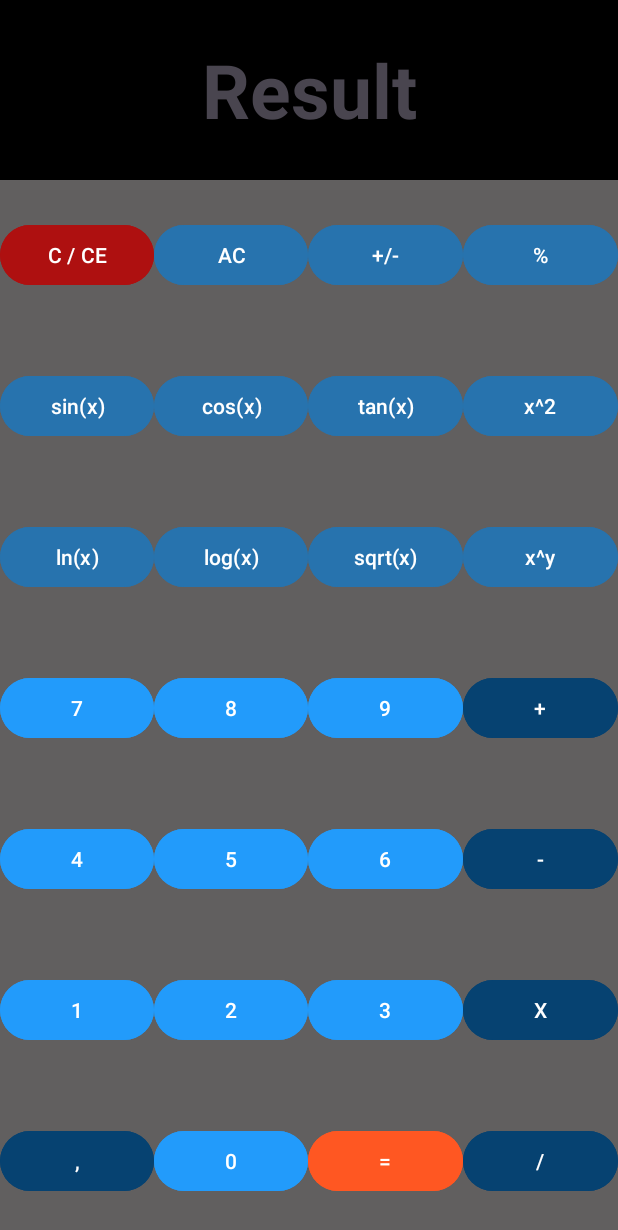
After one commit to Jvsin/calculatorApp, an Android app: the layout advanced.xml on its own in the app's theme, with its tools: preview values and no code run, on a phone screen of 412 x 824 dp. The commit adds this screen. Shown: the top 1230 px of the screen. Run offline under Robolectric (Android 15) with nearby library versions, the phone set to English and light mode, and no system bars.

Commit message:
wstępny widok kalkulatora zaawansowanego

```diff
--- a/app/src/main/java/com/example/calculatorapp/MainActivity.kt
+++ b/app/src/main/java/com/example/calculatorapp/MainActivity.kt
@@ -1,20 +1,11 @@
 package com.example.calculatorapp
 
 import android.os.Bundle
-import androidx.activity.enableEdgeToEdge
 import androidx.appcompat.app.AppCompatActivity
-import androidx.core.view.ViewCompat
-import androidx.core.view.WindowInsetsCompat
 
 class MainActivity : AppCompatActivity() {
     override fun onCreate(savedInstanceState: Bundle?) {
         super.onCreate(savedInstanceState)
-        enableEdgeToEdge()
-        setContentView(R.layout.activity_main)
-        ViewCompat.setOnApplyWindowInsetsListener(findViewById(R.id.main)) { v, insets ->
-            val systemBars = insets.getInsets(WindowInsetsCompat.Type.systemBars())
-            v.setPadding(systemBars.left, systemBars.top, systemBars.right, systemBars.bottom)
-            insets
-        }
+        setContentView(R.layout.basic)
     }
 }
--- /dev/null
+++ b/app/src/main/res/layout/advanced.xml
@@ -0,0 +1,361 @@
+<?xml version="1.0" encoding="utf-8"?>
+<LinearLayout xmlns:android="http://schemas.android.com/apk/res/android"
+    xmlns:app="http://schemas.android.com/apk/res-auto"
+    xmlns:tools="http://schemas.android.com/tools"
+    android:layout_width="match_parent"
+    android:layout_height="match_parent"
+    android:background="@color/gray"
+    android:orientation="vertical"
+    tools:context=".MainActivity">
+
+    <LinearLayout
+        android:layout_width="match_parent"
+        android:layout_height="120dp"
+        android:background="@color/black"
+        android:orientation="vertical"
+        tools:ignore="MissingConstraints">
+
+        <TextView
+            android:id="@+id/resultOnScreen"
+            android:layout_width="match_parent"
+            android:layout_height="match_parent"
+            android:gravity="center"
+            android:text="Result"
+            android:textSize="50sp"
+            android:textStyle="bold" />
+
+    </LinearLayout>
+
+    <LinearLayout
+        android:layout_width="match_parent"
+        android:layout_height="match_parent"
+        android:orientation="vertical">
+
+        <LinearLayout
+            android:layout_width="match_parent"
+            android:layout_height="350dp"
+            android:layout_weight="1"
+            android:gravity="center|bottom"
+            android:orientation="horizontal"
+            android:paddingVertical="0dp"
+            >
+
+            <Button
+                android:id="@+id/clearButton"
+                android:backgroundTint="@color/red"
+                android:layout_width="100dp"
+                android:layout_height="wrap_content"
+                android:layout_weight="1"
+                android:layout_gravity="center_horizontal|center"
+                android:text="C / CE" />
+
+            <Button
+                android:id="@+id/allClearButton"
+                android:backgroundTint="@color/cyan"
+                android:layout_width="100dp"
+                android:layout_height="wrap_content"
+                android:layout_weight="1"
+                android:layout_gravity="center_horizontal|center"
+                android:text="AC" />
+
+            <Button
+                android:id="@+id/changeSignButton"
+                android:backgroundTint="@color/cyan"
+                android:layout_width="100dp"
+                android:layout_height="wrap_content"
+                android:layout_weight="1"
+                android:accessibilityHeading="false"
+                android:text="+/-"
+                android:layout_gravity="center_horizontal|center"
+                android:visibility="visible" />
+
+            <Button
+                android:id="@+id/buttonPercent"
+                android:backgroundTint="@color/cyan"
+                android:layout_width="100dp"
+                android:layout_height="wrap_content"
+                android:layout_weight="1"
+                android:layout_gravity="center_horizontal|center"
+                android:text="%" />
+        </LinearLayout>
+
+        <LinearLayout
+            android:layout_width="match_parent"
+            android:layout_height="350dp"
+            android:layout_weight="1"
+            android:gravity="center|bottom"
+            android:orientation="horizontal"
+            android:paddingVertical="0dp"
+            >
+
+            <Button
+                android:id="@+id/buttonSinus"
+                android:backgroundTint="@color/cyan"
+                android:layout_width="0dp"
+                android:layout_height="wrap_content"
+                android:layout_weight="1"
+                android:layout_gravity="center_horizontal|center"
+                android:text="sin(x)" />
+
+            <Button
+                android:id="@+id/buttonCosinus"
+                android:backgroundTint="@color/cyan"
+                android:layout_width="0dp"
+                android:layout_height="wrap_content"
+                android:layout_weight="1"
+                android:layout_gravity="center_horizontal|center"
+                android:text="cos(x)" />
+
+            <Button
+                android:id="@+id/buttonTangens"
+                android:backgroundTint="@color/cyan"
+                android:layout_width="0dp"
+                android:layout_height="wrap_content"
+                android:layout_gravity="center_horizontal|center"
+                android:layout_weight="1"
+                android:text="tan(x)" />
+
+            <Button
+                android:id="@+id/buttonPow2"
+                android:backgroundTint="@color/cyan"
+                android:layout_width="0dp"
+                android:layout_height="wrap_content"
+                android:layout_gravity="center_horizontal|center"
+                android:layout_weight="1"
+                android:text="x^2" />
+        </LinearLayout>
+
+        <LinearLayout
+            android:layout_width="match_parent"
+            android:layout_height="350dp"
+            android:layout_weight="1"
+            android:gravity="center|bottom"
+            android:orientation="horizontal"
+            android:paddingVertical="0dp"
+            >
+
+            <Button
+                android:id="@+id/buttonLn"
+                android:backgroundTint="@color/cyan"
+                android:layout_width="0dp"
+                android:layout_height="wrap_content"
+                android:layout_weight="1"
+                android:layout_gravity="center_horizontal|center"
+                android:text="ln(x)" />
+
+            <Button
+                android:id="@+id/buttonLog"
+                android:backgroundTint="@color/cyan"
+                android:layout_width="0dp"
+                android:layout_height="wrap_content"
+                android:layout_weight="1"
+                android:layout_gravity="center_horizontal|center"
+                android:text="log(x)" />
+
+            <Button
+                android:id="@+id/buttonSqrt"
+                android:backgroundTint="@color/cyan"
+                android:layout_width="0dp"
+                android:layout_height="wrap_content"
+                android:layout_gravity="center_horizontal|center"
+                android:layout_weight="1"
+                android:text="sqrt(x)" />
+
+            <Button
+                android:id="@+id/buttonPowY"
+                android:backgroundTint="@color/cyan"
+                android:layout_width="0dp"
+                android:layout_height="wrap_content"
+                android:layout_gravity="center_horizontal|center"
+                android:layout_weight="1"
+                android:text="x^y" />
+        </LinearLayout>
+
+        <LinearLayout
+            android:layout_width="match_parent"
+            android:layout_height="350dp"
+            android:layout_weight="1"
+            android:gravity="center|bottom"
+            android:orientation="horizontal"
+            android:paddingVertical="0dp"
+            >
+
+            <Button
+                android:id="@+id/button7"
+                android:backgroundTint="@color/lightBlue"
+                android:layout_width="0dp"
+                android:layout_height="wrap_content"
+                android:layout_weight="1"
+                android:layout_gravity="center_horizontal|center"
+                android:text="7" />
+
+            <Button
+                android:id="@+id/button8"
+                android:backgroundTint="@color/lightBlue"
+                android:layout_width="0dp"
+                android:layout_height="wrap_content"
+                android:layout_weight="1"
+                android:layout_gravity="center_horizontal|center"
+                android:text="8" />
+
+            <Button
+                android:id="@+id/button9"
+                android:backgroundTint="@color/lightBlue"
+                android:layout_width="0dp"
+                android:layout_height="wrap_content"
+                android:layout_gravity="center_horizontal|center"
+                android:layout_weight="1"
+                android:text="9" />
+
+            <Button
+                android:id="@+id/buttonPlus"
+                android:backgroundTint="@color/darkBlue"
+                android:layout_width="0dp"
+                android:layout_height="wrap_content"
+                android:layout_gravity="center_horizontal|center"
+                android:layout_weight="1"
+                android:text="+" />
+        </LinearLayout>
+
+        <LinearLayout
+            android:layout_width="match_parent"
+            android:layout_height="350dp"
+            android:layout_weight="1"
+            android:gravity="center|bottom"
+            android:orientation="horizontal"
+            android:paddingVertical="0dp">
+
+            <Button
+                android:id="@+id/button4"
+                android:backgroundTint="@color/lightBlue"
+                android:layout_width="0dp"
+                android:layout_height="wrap_content"
+                android:layout_gravity="center_horizontal|center"
+                android:layout_weight="1"
+                android:text="4" />
+
+            <Button
+                android:id="@+id/button5"
+                android:backgroundTint="@color/lightBlue"
+                android:layout_width="0dp"
+                android:layout_height="wrap_content"
+                android:layout_gravity="center_horizontal|center"
+                android:layout_weight="1"
+                android:text="5" />
+
+            <Button
+                android:id="@+id/button6"
+                android:backgroundTint="@color/lightBlue"
+                android:layout_width="0dp"
+                android:layout_height="wrap_content"
+                android:layout_gravity="center_horizontal|center"
+                android:layout_weight="1"
+                android:text="6" />
+
+            <Button
+                android:id="@+id/buttonMinus"
+                android:backgroundTint="@color/darkBlue"
+                android:layout_width="0dp"
+                android:layout_height="wrap_content"
+                android:layout_gravity="center_horizontal|center"
+                android:layout_weight="1"
+                android:text="-" />
+        </LinearLayout>
+
+        <LinearLayout
+            android:layout_width="match_parent"
+            android:layout_height="350dp"
+            android:layout_weight="1"
+            android:gravity="center|bottom"
+            android:orientation="horizontal"
+            android:paddingVertical="0dp">
+
+            <Button
+                android:id="@+id/button1"
+                android:backgroundTint="@color/lightBlue"
+                android:layout_width="0dp"
+                android:layout_height="wrap_content"
+                android:layout_gravity="center_horizontal|center"
+                android:layout_weight="1"
+                android:text="1" />
+
+            <Button
+                android:id="@+id/button2"
+                android:backgroundTint="@color/lightBlue"
+                android:layout_width="0dp"
+                android:layout_height="wrap_content"
+                android:layout_gravity="center_horizontal|center"
+                android:layout_weight="1"
+                android:text="2" />
+
+            <Button
+                android:id="@+id/button3"
+                android:backgroundTint="@color/lightBlue"
+                android:layout_width="0dp"
+                android:layout_height="wrap_content"
+                android:layout_gravity="center_horizontal|center"
+                android:layout_weight="1"
+                android:text="3" />
+
+            <Button
+                android:id="@+id/buttonMultiply"
+                android:backgroundTint="@color/darkBlue"
+                android:layout_width="0dp"
+                android:layout_height="wrap_content"
+                android:layout_gravity="center_horizontal|center"
+                android:layout_weight="1"
+                android:text="X" />
+
+        </LinearLayout>
+
+        <LinearLayout
+            android:layout_width="match_parent"
+            android:layout_height="350dp"
+            android:layout_weight="1"
+            android:gravity="center|bottom"
+            android:orientation="horizontal"
+            android:paddingVertical="0dp">
+
+            <Button
+                android:id="@+id/buttonComa"
+                android:backgroundTint="@color/darkBlue"
+                android:layout_width="0dp"
+                android:layout_height="wrap_content"
+                android:layout_gravity="center_horizontal|center"
+                android:layout_weight="1"
+                android:text="," />
+
+            <Button
+                android:id="@+id/button0"
+                android:backgroundTint="@color/lightBlue"
+                android:layout_width="0dp"
+                android:layout_height="wrap_content"
+                android:layout_gravity="center_horizontal|center"
+                android:layout_weight="1"
+                android:text="0" />
+
+            <Button
+                android:id="@+id/buttonResult"
+                android:backgroundTint="@color/orange"
+                android:layout_width="0dp"
+                android:layout_height="wrap_content"
+                android:layout_gravity="center_horizontal|center"
+                android:layout_weight="1"
+                android:text="=" />
+
+
+
+            <Button
+                android:id="@+id/buttonDivide"
+                android:backgroundTint="@color/darkBlue"
+                android:layout_width="0dp"
+                android:layout_height="wrap_content"
+                android:layout_gravity="center_horizontal|center"
+                android:layout_weight="1"
+                android:text="/" />
+
+        </LinearLayout>
+
+    </LinearLayout>
+
+</LinearLayout>
--- a/app/src/main/res/layout/activity_main.xml
+++ b/app/src/main/res/layout/basic.xml
@@ -10,7 +10,7 @@
 
     <LinearLayout
         android:layout_width="match_parent"
-        android:layout_height="200dp"
+        android:layout_height="100dp"
         android:background="@color/black"
         android:orientation="vertical"
         tools:ignore="MissingConstraints">
@@ -89,31 +89,31 @@
             >
 
             <Button
-                android:id="@+id/button1"
+                android:id="@+id/button7"
                 android:backgroundTint="@color/lightBlue"
                 android:layout_width="0dp"
                 android:layout_height="wrap_content"
                 android:layout_weight="1"
                 android:layout_gravity="center_horizontal|center"
-                android:text="1" />
+                android:text="7" />
 
             <Button
-                android:id="@+id/button2"
+                android:id="@+id/button8"
                 android:backgroundTint="@color/lightBlue"
                 android:layout_width="0dp"
                 android:layout_height="wrap_content"
                 android:layout_weight="1"
                 android:layout_gravity="center_horizontal|center"
-                android:text="2" />
+                android:text="8" />
 
             <Button
-                android:id="@+id/button3"
+                android:id="@+id/button9"
                 android:backgroundTint="@color/lightBlue"
                 android:layout_width="0dp"
                 android:layout_height="wrap_content"
                 android:layout_gravity="center_horizontal|center"
                 android:layout_weight="1"
-                android:text="3" />
+                android:text="9" />
 
             <Button
                 android:id="@+id/buttonMinus"
@@ -179,31 +179,31 @@
             android:paddingVertical="0dp">
 
             <Button
-                android:id="@+id/button7"
+                android:id="@+id/button1"
                 android:backgroundTint="@color/lightBlue"
                 android:layout_width="0dp"
                 android:layout_height="wrap_content"
                 android:layout_gravity="center_horizontal|center"
                 android:layout_weight="1"
-                android:text="7" />
+                android:text="1" />
 
             <Button
-                android:id="@+id/button8"
+                android:id="@+id/button2"
                 android:backgroundTint="@color/lightBlue"
                 android:layout_width="0dp"
                 android:layout_height="wrap_content"
                 android:layout_gravity="center_horizontal|center"
                 android:layout_weight="1"
-                android:text="8" />
+                android:text="2" />
 
             <Button
-                android:id="@+id/button9"
+                android:id="@+id/button3"
                 android:backgroundTint="@color/lightBlue"
                 android:layout_width="0dp"
                 android:layout_height="wrap_content"
                 android:layout_gravity="center_horizontal|center"
                 android:layout_weight="1"
-                android:text="9" />
+                android:text="3" />
 
             <Button
                 android:id="@+id/buttonDivide"
@@ -243,8 +243,8 @@
                 android:text="," />
 
             <Button
-                android:id="@+id/buttonResult"
-                android:backgroundTint="@color/darkBlue"
+                android:id="@+id/buttonEqual"
+                android:backgroundTint="@color/orange"
                 android:layout_width="0dp"
                 android:layout_height="wrap_content"
                 android:layout_gravity="center_horizontal|center"
--- a/app/src/main/res/values/colors.xml
+++ b/app/src/main/res/values/colors.xml
@@ -7,4 +7,5 @@
     <color name="orange">#FF5722</color>
     <color name="lightBlue">#229BFB</color>
     <color name="darkBlue">#064271</color>
+    <color name="cyan">#2773AE</color>
 </resources>
```
